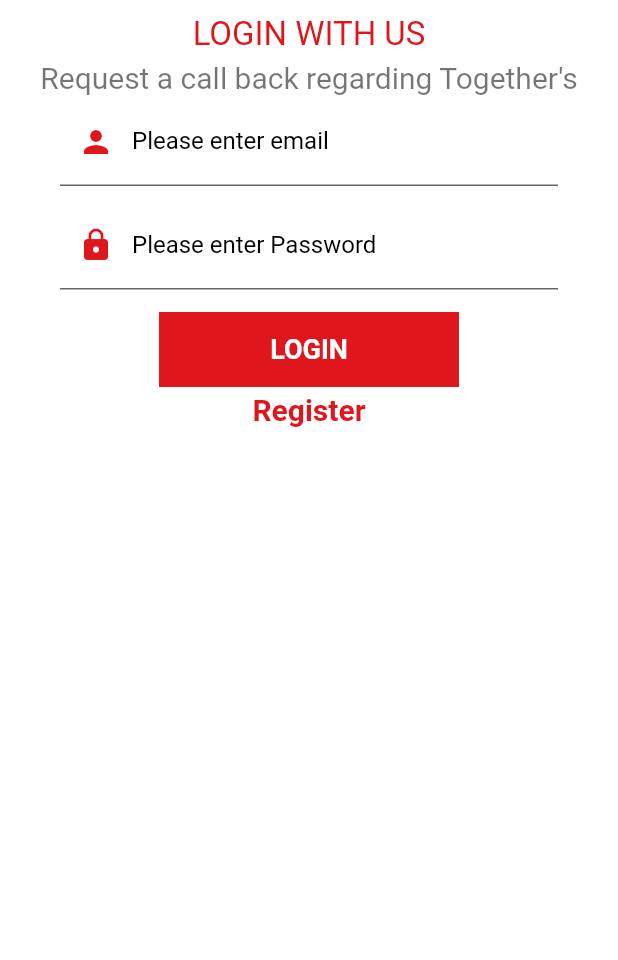
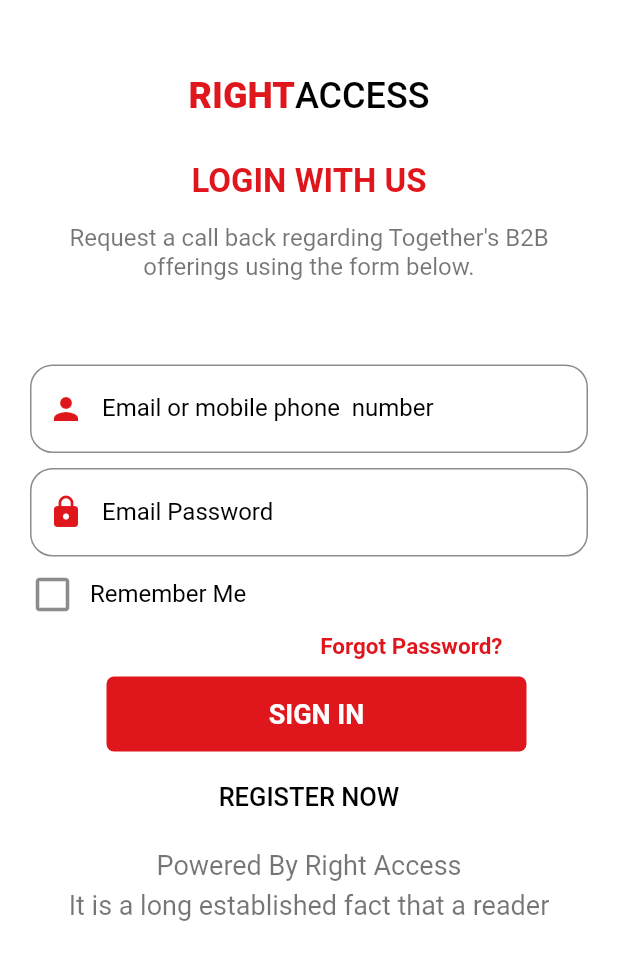
Before and after one commit to saurav0171/RightAccess, a Flutter app: the screen it shows after launch, after a tap on "SIGN IN", on a phone screen of 412 x 824 dp. Shown: the top 960 px of the screen. Run offline on Flutter 3.47's test engine with Material 2 defaults, Android fonts, the light colour scheme and no system bars; drawn by our look-alikes of page_indicator; our stand-ins replace cached_network_image, connectivity, datetime_picker_formfield, firebase_analytics, firebase_messaging, flutter_image_compress and 9 more; missing offline and left inert: exif, geocoder, launch_review; accounts and stored records are empty; network calls fail; Roboto replaces fonts that are missing (Archivo-Regular).

Commit message:
Login Screen Complete

```diff
--- a/lib/CommonFiles/common.dart
+++ b/lib/CommonFiles/common.dart
@@ -696,8 +696,8 @@ InputDecoration setInputDecorationForEdit(
     labelStyle: TextStyle(
         color:myFocusNode.hasFocus?appThemeColor1:Colors.black,
         ),
-    fillColor: Colors.transparent,
-    filled: true,
+    // fillColor: Colors.transparent,
+    // filled: true,
     errorStyle: TextStyle(color: Colors.black),
     labelText: labelText,
     hintText: hintText,
@@ -708,14 +708,27 @@ InputDecoration setInputDecorationForEdit(
             color:appThemeColor1,
           ),
     focusColor: myFocusNode.hasFocus?appThemeColor1:Colors.black,
-    // enabledBorder: UnderlineInputBorder(
-    // borderSide: BorderSide(color: Colors.red),
-    // ),
-    disabledBorder: UnderlineInputBorder(
-    borderSide: BorderSide(color: Colors.black),
-    ),
-    focusedBorder: UnderlineInputBorder(
-      borderSide: BorderSide(color: appThemeColor1,width: 1),
+    enabledBorder: OutlineInputBorder(
+       borderSide: BorderSide(color: Colors.black45,width: 1),
+          borderRadius: const BorderRadius.all(
+            const Radius.circular(15.0),
+
+          )
+      ),
+    disabledBorder: OutlineInputBorder(
+       borderSide: BorderSide(color: Colors.black45,width: 1),
+          borderRadius: const BorderRadius.all(
+            const Radius.circular(15.0),
+
+          )
+      ),
+    focusedBorder: OutlineInputBorder(
+
+      borderSide: BorderSide(color: Colors.black45,width: 1),
+      borderRadius: const BorderRadius.all(
+            const Radius.circular(15.0),
+
+          )
     ),
   );
 }
--- a/lib/UI/login.dart
+++ b/lib/UI/login.dart
@@ -15,6 +15,7 @@ import 'dart:convert' as JSON;
 
 
 TextEditingController mobileController = TextEditingController();
+bool isRemembered = false;
 
 
 class Login extends StatelessWidget {
@@ -206,16 +207,20 @@ getTheMobileNumber(String type) async
                   crossAxisAlignment: CrossAxisAlignment.center,
                   children: <Widget>[
 
-                  // Padding(
-                  //     padding: const EdgeInsets.fromLTRB(50, 40, 50, 20),
-                  //     child: Image.asset(
-                  //       "images/app-logo.png", height: 200,
-                  //       fit: BoxFit.fitWidth,
-                  //     ),
-                  //   ),
+                  Padding(
+                      padding: const EdgeInsets.fromLTRB(0, 50, 0, 0),
+                      child: Row(
+                        mainAxisAlignment: MainAxisAlignment.center,
+                        children: [
+                          Text("RIGHT", style: TextStyle(fontWeight: FontWeight.w900,fontSize: 24,color: appThemeColor1, fontStyle: FontStyle.normal)),
+                          Text("ACCESS", style: TextStyle(fontWeight: FontWeight.w500,fontSize: 24,color: Colors.black, fontStyle: FontStyle.normal)),
+
+                        ],
+                      ),
+                    ),
 
                     Padding(
-                          padding: const EdgeInsets.fromLTRB(20, 10, 20, 0),
+                          padding: const EdgeInsets.fromLTRB(20, 30, 20, 0),
                           child: Container(
                             width: MediaQuery.of(context).size.width,
                             height: 25,
@@ -224,22 +229,23 @@ getTheMobileNumber(String type) async
                                 textAlign: TextAlign.center,
                                 style: TextStyle(
                                     fontSize: 22,
-                                     color: appThemeColor1),
+                                     color: appThemeColor1,fontWeight: FontWeight.w600),
                               ),
                           ),
                         ),
 
 
                          Padding(
-                          padding: const EdgeInsets.fromLTRB(20, 5, 20, 0),
+                          padding: const EdgeInsets.fromLTRB(20, 0, 20, 0),
                           child: Container(
                             width: MediaQuery.of(context).size.width,
-                            height: 25,
+                            height: 70,
                             child: Text(
                                 "Request a call back regarding Together's B2B offerings using the form below.",
                                 textAlign: TextAlign.center,
+                                maxLines: 10,
                                 style: TextStyle(
-                                    fontSize: 20,
+                                    fontSize: 16,
                                     color: Colors.black54),
                               ),
                               alignment: Alignment.center,
@@ -250,15 +256,15 @@ getTheMobileNumber(String type) async
 
 
                     Padding(
-                      padding: const EdgeInsets.fromLTRB(40, 0, 40, 10),
+                      padding: const EdgeInsets.fromLTRB(20, 40, 20, 10),
                       child: TextFormField(
                           focusNode: loginFocusNode,
                           style: TextStyle(color: Colors.black),
                           keyboardType: TextInputType.emailAddress,
                           textAlign: TextAlign.left,
                           decoration: setInputDecorationForEdit(
-                              "Please enter email",
-                              "Email",
+                              "Email or mobile phone  number",
+                              "Email or mobile phone  number",
                               Colors.yellow,
                               Colors.orange,
                               Colors.blueGrey,
@@ -266,7 +272,7 @@ getTheMobileNumber(String type) async
                               loginFocusNode),
                           validator: (value) {
                             if (value.isEmpty) {
-                              return "Please enter your email";
+                              return "Please enter your email or mobile";
                             }
                             // else if (!checkValidEmail(value)) {
                             //   return "Please enter valid email";
@@ -278,15 +284,15 @@ getTheMobileNumber(String type) async
                     ),
 
                     Padding(
-                      padding: const EdgeInsets.fromLTRB(40, 0, 40, 0),
+                      padding: const EdgeInsets.fromLTRB(20, 0, 20, 0),
                       child: TextFormField(
                           focusNode: passwordFocusNode,
                           style: TextStyle(color: Colors.black),
                           textAlign: TextAlign.left,
                           keyboardType: TextInputType.emailAddress,
                           decoration: setInputDecorationForEdit(
-                              "Please enter Password",
-                              "Password",
+                              "Email Password",
+                              "Email Password",
                               Colors.red,
                               Colors.red,
                               Colors.red,
@@ -302,21 +308,93 @@ getTheMobileNumber(String type) async
                           }),
                     ),
 
+
                     Padding(
-                      padding: const EdgeInsets.fromLTRB(20, 15, 20, 0),
+                      padding: const EdgeInsets.fromLTRB(20, 10, 20, 0),
                       child: Row(
-                        mainAxisAlignment: MainAxisAlignment.center,
+                        mainAxisAlignment: MainAxisAlignment.start,
                         children: <Widget>[
 
 
                        Container(
-                         width: 200,
-                         height: 50,
-                        //  decoration: setBoxDecoration(Colors.white),
-                        color: appThemeColor1,
+                         width: 30,
+                         height: 30,
+                         child: FlatButton(
+                           padding: EdgeInsets.symmetric(vertical: 0.0,horizontal: 0.0),
+                           color: Colors.transparent,
+                           child: Icon(isRemembered?Icons.check_box:Icons.check_box_outline_blank,size: 30,color: Colors.black45,),
+                           onPressed: () {
+                             setState(() {
+                               isRemembered = !isRemembered;
+                             });
+                           },
+                         ),
+                       ),
+
+                       Padding(
+                         padding: const EdgeInsets.fromLTRB(10, 0, 0, 0),
+                         child: Text(
+                                  "Remember Me",
+                                  textAlign: TextAlign.center,
+                                  maxLines: 10,
+                                  style: TextStyle(
+                                      fontSize: 16,
+                                      color: Colors.black),
+                                ),
+                       ),
+
+
+
+
+                        ],
+                      ),
+                    ),
+
+
+
+
+
+
+                    Padding(
+                      padding: const EdgeInsets.fromLTRB(10, 0, 0, 0),
+                      child: Column(
+                        mainAxisAlignment: MainAxisAlignment.start,
+                        children: <Widget>[
+
+                          Container(
+                         width: 280,
+                         height: 40,
+                        alignment: Alignment.bottomRight,
                          child: FlatButton(
                            color: Colors.transparent,
-                           child: Text("LOGIN",
+                           child: Text("Forgot Password?",
+                               style: TextStyle(
+                                   fontWeight: FontWeight.w600,
+                                   fontSize: 15,
+                                   color: appThemeColor1,
+                                   fontStyle: FontStyle.normal)),
+                           onPressed: () {
+                             if (loginKey.currentState.validate()) {
+                                 ShowLoader(context);
+                                 SchedulerBinding.instance.addPostFrameCallback((_) => loginUser(loginObj, context, "password"));
+                               }
+                           },
+                         ),
+                       ),
+
+
+                       Container(
+                         width: 280,
+                         height: 50,
+                         decoration: BoxDecoration(
+                           borderRadius: BorderRadius.circular(5),
+                           color: appThemeColor1,
+                         ),
+                        //  decoration: setBoxDecoration(Colors.white),
+
+                         child: FlatButton(
+                           color: Colors.transparent,
+                           child: Text("SIGN IN",
                                style: TextStyle(
                                    fontWeight: FontWeight.w600,
                                    fontSize: 18,
@@ -376,16 +454,16 @@ getTheMobileNumber(String type) async
                       //   ),
 
                         Padding(
-                          padding: const EdgeInsets.fromLTRB(0, 0, 0, 20),
+                          padding: const EdgeInsets.fromLTRB(0, 15, 0, 20),
                           child: Container(
                             height: 30,
                             child: FlatButton(
                               child: Text(
-                                "Register",
+                                "REGISTER NOW",
                                 style: TextStyle(
-                                    fontSize: 20, fontWeight: FontWeight.w700),
+                                    fontSize: 17, fontWeight: FontWeight.w500),
                               ),
-                              textColor: appThemeColor1,
+                              textColor: Colors.black,
                               onPressed: () {
                                 Navigator.push(
                                   context, setNavigationTransition(Register()));
@@ -395,27 +473,41 @@ getTheMobileNumber(String type) async
                         ),
 
 
+ Padding(
+                          padding: const EdgeInsets.fromLTRB(10, 0, 10, 0),
+                          child: Container(
+                            width: MediaQuery.of(context).size.width,
+                            height: 25,
+                            child: Text(
+                                "Powered By Right Access",
+                                textAlign: TextAlign.center,
+                                style: TextStyle(
+                                    fontSize: 18,
+                                     color: Colors.black54),
+                              ),
+                          ),
+                        ),
 
 
-                    // Padding(
-                    //   padding: const EdgeInsets.fromLTRB(30, 0, 0, 20),
-                    //   child: Container(
-                    //     width: MediaQuery.of(context).size.width,
-                    //     alignment: Alignment.centerLeft,
-                    //     height: 30,
-                    //     child: FlatButton(
-                    //       child: Text(
-                    //         "Login Options",
-                    //         style: TextStyle(
-                    //             fontSize: 17, fontWeight: FontWeight.w700),
-                    //       ),
-                    //       textColor: appThemeColor1,
-                    //       onPressed: () {
-                    //         Navigator.pop(context);
-                    //       },
-                    //     ),
-                    //   ),
-                    // ),
+
+                         Padding(
+                          padding: const EdgeInsets.fromLTRB(10, 0, 10, 0),
+                          child: Container(
+                            width: MediaQuery.of(context).size.width,
+                            height: 25,
+                            child: Text(
+                                "It is a long established fact that a reader",
+                                textAlign: TextAlign.center,
+                                style: TextStyle(
+                                    fontSize: 18,
+                                    color: Colors.black54),
+                              ),
+                              alignment: Alignment.center,
+                          ),
+                        ),
+
+
+
                   ],
                 ),
               ),
--- a/lib/UI/loginOptions.dart
+++ b/lib/UI/loginOptions.dart
@@ -131,7 +131,7 @@ void iOS_Permission() {
                       child: Row(
                         mainAxisAlignment: MainAxisAlignment.center,
                         children: [
-                          Text("RIGHT", style: TextStyle(fontWeight: FontWeight.w700,fontSize: 24,color: appThemeColor1, fontStyle: FontStyle.normal)),
+                          Text("RIGHT", style: TextStyle(fontWeight: FontWeight.w900,fontSize: 24,color: appThemeColor1, fontStyle: FontStyle.normal)),
                           Text("ACCESS", style: TextStyle(fontWeight: FontWeight.w500,fontSize: 24,color: Colors.black, fontStyle: FontStyle.normal)),
 
                         ],
@@ -217,7 +217,7 @@ void iOS_Permission() {
 
 
                            Padding(
-                          padding: const EdgeInsets.fromLTRB(20, 10, 20, 0),
+                          padding: const EdgeInsets.fromLTRB(10, 10, 10, 0),
                           child: Container(
                             width: MediaQuery.of(context).size.width,
                             height: 25,
@@ -225,7 +225,7 @@ void iOS_Permission() {
                                 "Powered By Right Access",
                                 textAlign: TextAlign.center,
                                 style: TextStyle(
-                                    fontSize: 20,
+                                    fontSize: 18,
                                      color: Colors.black54),
                               ),
                           ),
@@ -234,7 +234,7 @@ void iOS_Permission() {
 
 
                          Padding(
-                          padding: const EdgeInsets.fromLTRB(20, 5, 20, 0),
+                          padding: const EdgeInsets.fromLTRB(10, 0, 10, 0),
                           child: Container(
                             width: MediaQuery.of(context).size.width,
                             height: 25,
@@ -242,7 +242,7 @@ void iOS_Permission() {
                                 "It is a long established fact that a reader",
                                 textAlign: TextAlign.center,
                                 style: TextStyle(
-                                    fontSize: 20,
+                                    fontSize: 18,
                                     color: Colors.black54),
                               ),
                               alignment: Alignment.center,
```
